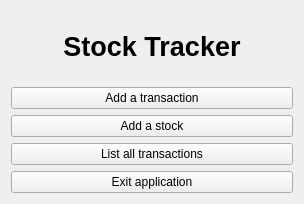
The window that ui/guiMain.ui (Roenski/StockTracker) describes before a commit, drawn with Qt 5.
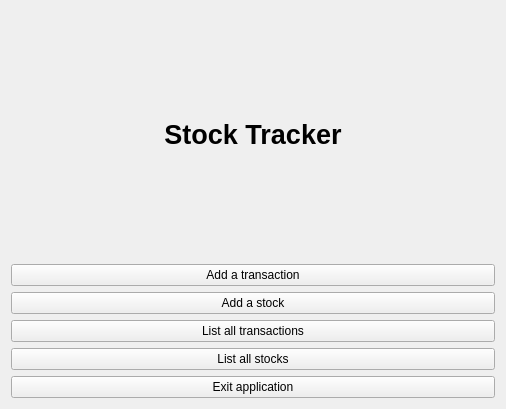
The same window after the commit.

Commit message: List for added stocks

Diff of the .ui file:
```diff
--- a/ui/guiMain.ui
+++ b/ui/guiMain.ui
@@ -6,8 +6,8 @@
    <rect>
     <x>0</x>
     <y>0</y>
-    <width>304</width>
-    <height>204</height>
+    <width>506</width>
+    <height>409</height>
    </rect>
   </property>
   <property name="windowTitle">
@@ -52,6 +52,13 @@
      </property>
     </widget>
    </item>
+   <item>
+    <widget class="QPushButton" name="button_list_stocks">
+     <property name="text">
+      <string>List all stocks</string>
+     </property>
+    </widget>
+   </item>
    <item>
     <widget class="QPushButton" name="button_exit">
      <property name="text">
```
The commit also changes 7 other files.
